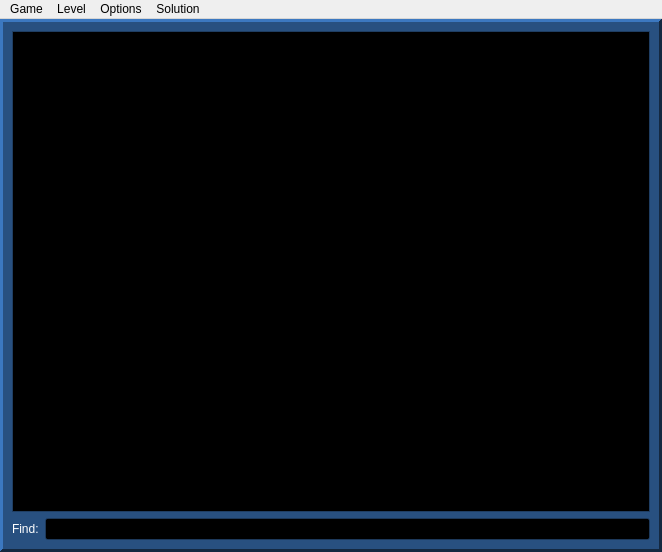
Qt form oshw-qt/TWMainWnd.ui (zrax/tworld) before a commit.
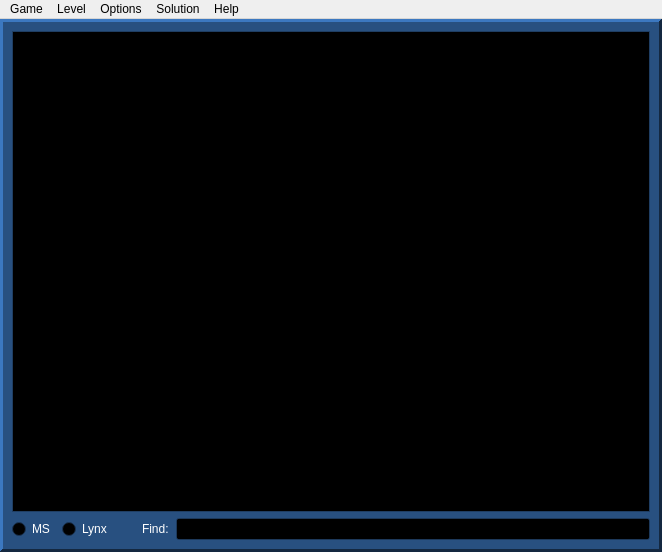
The same form after that commit. The open tabs and pages were chosen to show the change. Custom widgets are drawn as their Qt base class.

Patch:
```diff
--- a/oshw-qt/TWMainWnd.ui
+++ b/oshw-qt/TWMainWnd.ui
@@ -1771,7 +1771,42 @@
       </widget>
       <widget class="QWidget" name="m_pTablePage">
        <layout class="QGridLayout" name="gridLayout_2">
-        <item row="0" column="0" colspan="2">
+        <property name="horizontalSpacing">
+         <number>0</number>
+        </property>
+        <item row="2" column="2">
+         <widget class="QRadioButton" name="m_pRadioMs">
+          <property name="enabled">
+           <bool>true</bool>
+          </property>
+          <property name="sizePolicy">
+           <sizepolicy hsizetype="Preferred" vsizetype="Fixed">
+            <horstretch>0</horstretch>
+            <verstretch>0</verstretch>
+           </sizepolicy>
+          </property>
+          <property name="minimumSize">
+           <size>
+            <width>50</width>
+            <height>0</height>
+           </size>
+          </property>
+          <property name="text">
+           <string>MS</string>
+          </property>
+         </widget>
+        </item>
+        <item row="2" column="6">
+         <widget class="QLineEdit" name="m_pTxtFind"/>
+        </item>
+        <item row="2" column="5">
+         <widget class="QLabel" name="m_pLblFind">
+          <property name="text">
+           <string>Find:  </string>
+          </property>
+         </widget>
+        </item>
+        <item row="0" column="1" colspan="6">
          <widget class="QTableView" name="m_pTblList">
           <property name="palette">
            <palette>
@@ -1834,15 +1869,31 @@
           </attribute>
          </widget>
         </item>
-        <item row="1" column="0">
-         <widget class="QLabel" name="m_pLblFind">
+        <item row="2" column="3">
+         <widget class="QRadioButton" name="m_pRadioLynx">
+          <property name="sizePolicy">
+           <sizepolicy hsizetype="Preferred" vsizetype="Fixed">
+            <horstretch>0</horstretch>
+            <verstretch>0</verstretch>
+           </sizepolicy>
+          </property>
           <property name="text">
-           <string>Find:</string>
+           <string>Lynx</string>
           </property>
          </widget>
         </item>
-        <item row="1" column="1">
-         <widget class="QLineEdit" name="m_pTxtFind"/>
+        <item row="2" column="4">
+         <widget class="QLabel" name="m_pLblSpace">
+          <property name="minimumSize">
+           <size>
+            <width>30</width>
+            <height>0</height>
+           </size>
+          </property>
+          <property name="text">
+           <string/>
+          </property>
+         </widget>
         </item>
        </layout>
       </widget>
@@ -1983,11 +2034,20 @@
      <string>Options</string>
     </property>
     <addaction name="action_displayCCX"/>
+    <addaction name="action_forceShowTimer"/>
+   </widget>
+   <widget class="QMenu" name="menu_Help">
+    <property name="title">
+     <string>Help</string>
+    </property>
+    <addaction name="action_About"/>
+    <addaction name="action_Keys"/>
    </widget>
    <addaction name="menu_Game"/>
    <addaction name="menu_Level"/>
    <addaction name="menu_Options"/>
    <addaction name="menu_Solution"/>
+   <addaction name="menu_Help"/>
   </widget>
   <action name="action_Scores">
    <property name="text">
```
Left out of the diff: 32 changed lines with no effect on the pictures.
